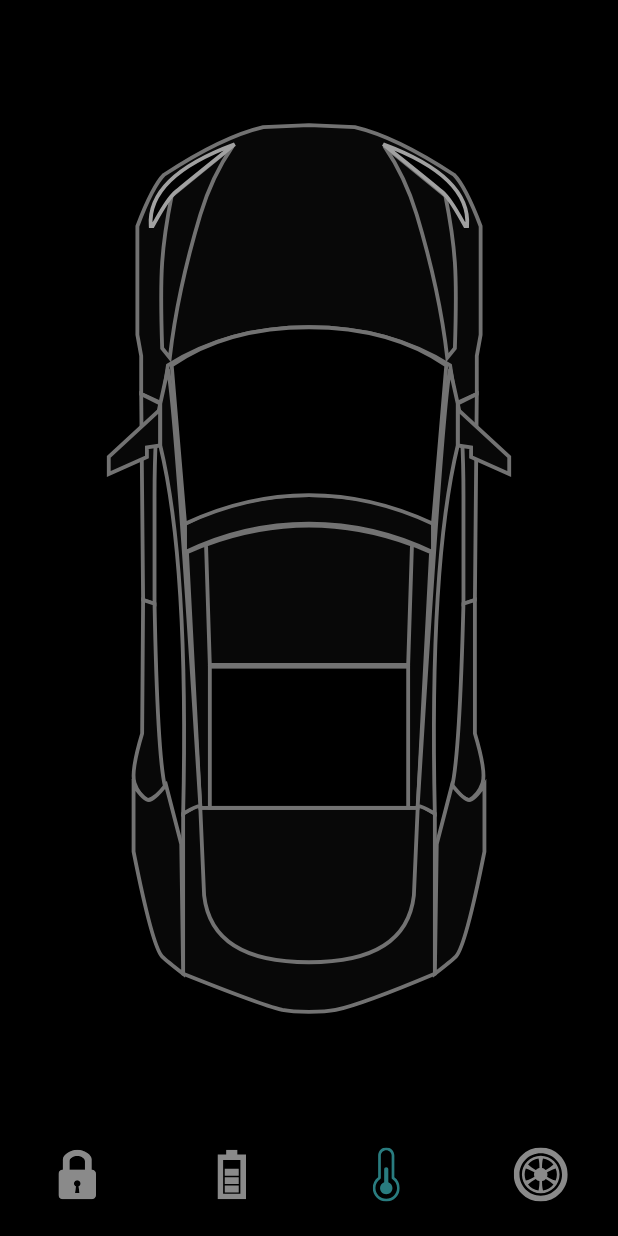
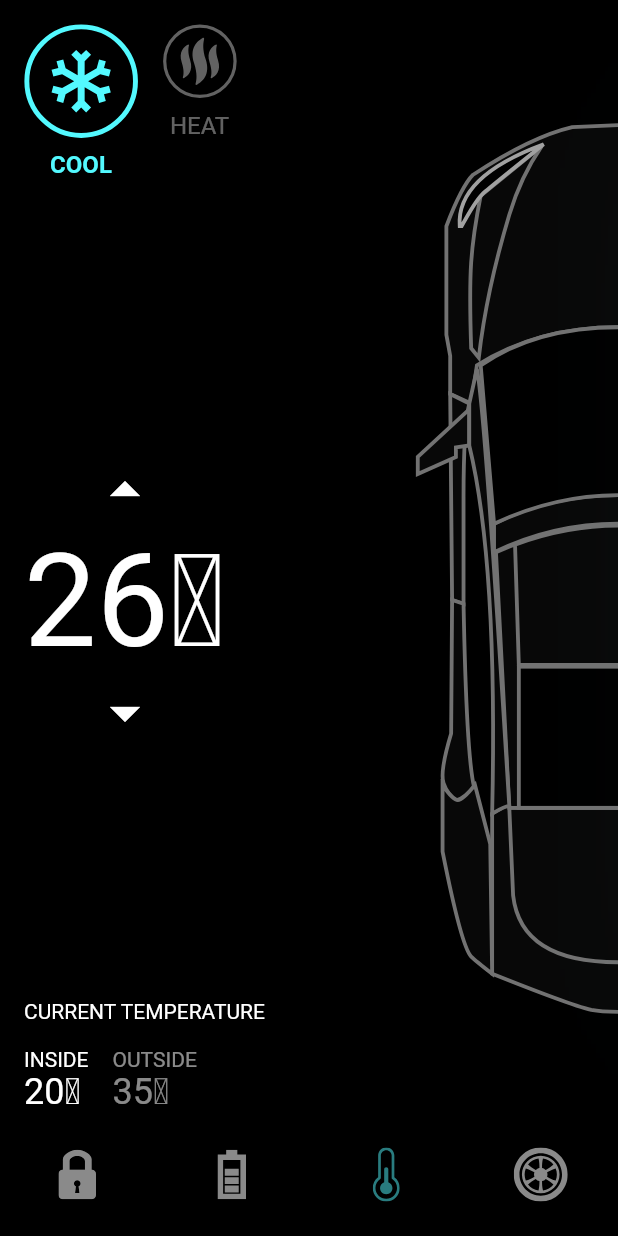
Before and after one commit to charanprasanth/Internet-Car, a Flutter app: the screen it shows after launch, item 3 of the bottom bar chosen, on a phone screen of 412 x 824 dp. Run offline on Flutter 3.47's test engine with Material 2 defaults, Android fonts, the phone set to English and light mode, and no system bars; our stand-ins replace flutter_svg.

Commit message:
part three

```diff
--- a/lib/home_controller.dart
+++ b/lib/home_controller.dart
@@ -13,6 +13,7 @@ class HomeController extends ChangeNotifier {
   bool isLeftDoorLock = true;
   bool isBonnetDoorLock = true;
   bool isTrunkDoorLock = true;
+  bool isCoolSelected = true;
 
   void updateRightDoorLock() {
     isRightDoorLock = !isRightDoorLock;
@@ -33,4 +34,9 @@ class HomeController extends ChangeNotifier {
     isTrunkDoorLock = !isTrunkDoorLock;
     notifyListeners();
   }
+
+  void updateSelectedTab(){
+    isCoolSelected = !isCoolSelected;
+    notifyListeners();
+  }
 }
--- /dev/null
+++ b/lib/screens/components/temp_details.dart
@@ -0,0 +1,107 @@
+import 'package:flutter/material.dart';
+import 'package:internet_car/screens/components/tmp_btn.dart';
+
+import '../../constanins.dart';
+import '../../home_controller.dart';
+
+class TempDetails extends StatelessWidget {
+  const TempDetails({
+    Key? key,
+    required HomeController homeController,
+  })  : _homeController = homeController,
+        super(key: key);
+
+  final HomeController _homeController;
+
+  @override
+  Widget build(BuildContext context) {
+    return Padding(
+      padding: const EdgeInsets.all(defaultPadding),
+      child: Column(
+        crossAxisAlignment: CrossAxisAlignment.start,
+        children: [
+          SizedBox(
+            height: 120,
+            child: Row(
+              children: [
+                TempBtn(
+                  isActive: _homeController.isCoolSelected,
+                  svgSrc: "assets/icons/coolShape.svg",
+                  title: "COOL",
+                  press: _homeController.updateSelectedTab,
+                ),
+                SizedBox(width: defaultPadding),
+                TempBtn(
+                  isActive: !_homeController.isCoolSelected,
+                  svgSrc: "assets/icons/heatShape.svg",
+                  title: "HEAT",
+                  activeColor: redColor,
+                  press: _homeController.updateSelectedTab,
+                ),
+              ],
+            ),
+          ),
+          Spacer(),
+          Column(
+            children: [
+              IconButton(
+                onPressed: () {},
+                padding: EdgeInsets.zero,
+                icon: Icon(
+                  Icons.arrow_drop_up,
+                  size: 48,
+                ),
+              ),
+              Text(
+                "26" + "\u2103",
+                style: TextStyle(fontSize: 86),
+              ),
+              IconButton(
+                onPressed: () {},
+                padding: EdgeInsets.zero,
+                icon: Icon(
+                  Icons.arrow_drop_down,
+                  size: 48,
+                ),
+              ),
+            ],
+          ),
+          Spacer(),
+          Text("CURRENT TEMPERATURE"),
+          SizedBox(height: defaultPadding),
+          Row(
+            children: [
+              Column(
+                crossAxisAlignment: CrossAxisAlignment.start,
+                children: [
+                  Text("INSIDE"),
+                  Text(
+                    "20" + "\u2103",
+                    style: Theme.of(context).textTheme.headline5,
+                  ),
+                ],
+              ),
+              SizedBox(width: defaultPadding),
+              Column(
+                crossAxisAlignment: CrossAxisAlignment.start,
+                children: [
+                  Text(
+                    "OUTSIDE",
+                    style: TextStyle(color: Colors.white54),
+                  ),
+                  Text(
+                    "35" + "\u2103",
+                    style: Theme.of(context)
+                        .textTheme
+                        .headline5!
+                        .copyWith(color: Colors.white54),
+                  ),
+                ],
+              ),
+            ],
+          ),
+        ],
+      ),
+    );
+  }
+}
--- /dev/null
+++ b/lib/screens/components/tmp_btn.dart
@@ -0,0 +1,51 @@
+import 'package:flutter/material.dart';
+import 'package:flutter_svg/svg.dart';
+
+import '../../constanins.dart';
+
+class TempBtn extends StatelessWidget {
+  const TempBtn({
+    Key? key,
+    required this.svgSrc,
+    required this.title,
+    required this.isActive,
+    required this.press,
+    this.activeColor = primaryColor,
+  }) : super(key: key);
+
+  final String svgSrc, title;
+  final bool isActive;
+  final VoidCallback press;
+  final Color activeColor;
+
+  @override
+  Widget build(BuildContext context) {
+    return GestureDetector(
+      onTap: press,
+      child: Column(
+        children: [
+          AnimatedContainer(
+            duration: Duration(milliseconds: 200),
+            curve: Curves.easeInOutBack,
+            width: isActive ? 76 : 50,
+            height: isActive ? 76 : 50,
+            child: SvgPicture.asset(
+              svgSrc,
+              color: isActive ? activeColor : Colors.white38,
+            ),
+          ),
+          SizedBox(height: defaultPadding / 2),
+          AnimatedDefaultTextStyle(
+            duration: Duration(milliseconds: 200),
+            style: TextStyle(
+              fontSize: 16,
+              color: isActive ? activeColor : Colors.white38,
+              fontWeight: isActive ? FontWeight.bold : FontWeight.normal,
+            ),
+            child: Text(title),
+          ),
+        ],
+      ),
+    );
+  }
+}
--- a/lib/screens/home_screen.dart
+++ b/lib/screens/home_screen.dart
@@ -6,6 +6,8 @@ import 'package:internet_car/home_controller.dart';
 import 'components/battery_status.dart';
 import 'components/door_lock.dart';
 import 'components/internet_car_bottom_navigation_bar.dart';
+import 'components/temp_details.dart';
+import 'components/tmp_btn.dart';
 
 class HomeScreen extends StatefulWidget {
   HomeScreen({Key? key}) : super(key: key);
@@ -14,13 +16,16 @@ class HomeScreen extends StatefulWidget {
   State<HomeScreen> createState() => _HomeScreenState();
 }
 
-class _HomeScreenState extends State<HomeScreen>
-    with SingleTickerProviderStateMixin {
+class _HomeScreenState extends State<HomeScreen> with TickerProviderStateMixin {
   final HomeController _homeController = HomeController();
 
   late AnimationController _batteryAnimationController;
   late Animation<double> _animationBattery;
   late Animation<double> _animationBatteryStatus;
+  late Animation<double> _animationCarShift;
+  late Animation<double> _animationTempShowInfo;
+  late Animation<double> _animationCoolGlow;
+  late AnimationController _tempAnimationController;
 
   void setupBatteryAnimation() {
     _batteryAnimationController = AnimationController(
@@ -39,23 +44,47 @@ class _HomeScreenState extends State<HomeScreen>
     );
   }
 
+  void setupTempAnimation() {
+    _tempAnimationController = AnimationController(
+      vsync: this,
+      duration: Duration(milliseconds: 1500),
+    );
+    _animationCarShift = CurvedAnimation(
+      parent: _tempAnimationController,
+      curve: Interval(0.2, 0.4),
+    );
+    _animationTempShowInfo = CurvedAnimation(
+      parent: _tempAnimationController,
+      curve: Interval(0.45, 0.65),
+    );
+    _animationCoolGlow = CurvedAnimation(
+      parent: _tempAnimationController,
+      curve: Interval(0.7, 1),
+    );
+  }
+
   @override
   void initState() {
     setupBatteryAnimation();
+    setupTempAnimation();
     super.initState();
   }
 
   @override
   void dispose() {
     _batteryAnimationController.dispose();
+    _tempAnimationController.dispose();
     super.dispose();
   }
 
   @override
   Widget build(BuildContext context) {
     return AnimatedBuilder(
-      animation:
-          Listenable.merge([_homeController, _batteryAnimationController]),
+      animation: Listenable.merge([
+        _homeController,
+        _batteryAnimationController,
+        _tempAnimationController
+      ]),
       builder: (context, _) {
         return Scaffold(
           bottomNavigationBar: TeslaBottomNavigationBar(
@@ -64,6 +93,12 @@ class _HomeScreenState extends State<HomeScreen>
                 _batteryAnimationController.forward();
               else if (_homeController.selectedBottomTab == 1 && index != 1)
                 _batteryAnimationController.reverse(from: 0.7);
+
+              if (index == 2)
+                _tempAnimationController.forward();
+              else if (_homeController.selectedBottomTab == 2 && index != 2)
+                _tempAnimationController.reverse(from: 0.4);
+
               _homeController.onBottomNavigationTabChange(index);
             },
             selectedTab: _homeController.selectedBottomTab,
@@ -74,12 +109,21 @@ class _HomeScreenState extends State<HomeScreen>
                 return Stack(
                   alignment: Alignment.center,
                   children: [
-                    Padding(
-                      padding: EdgeInsets.symmetric(
-                          vertical: constraints.maxHeight * 0.1),
-                      child: SvgPicture.asset(
-                        "assets/icons/Car.svg",
-                        width: double.infinity,
+                    SizedBox(
+                      height: constraints.maxHeight,
+                      width: constraints.maxWidth,
+                    ),
+                    Positioned(
+                      left: constraints.maxWidth / 2 * _animationCarShift.value,
+                      height: constraints.maxHeight,
+                      width: constraints.maxWidth,
+                      child: Padding(
+                        padding: EdgeInsets.symmetric(
+                            vertical: constraints.maxHeight * 0.1),
+                        child: SvgPicture.asset(
+                          "assets/icons/Car.svg",
+                          width: double.infinity,
+                        ),
                       ),
                     ),
                     AnimatedPositioned(
@@ -146,12 +190,37 @@ class _HomeScreenState extends State<HomeScreen>
                       ),
                     ),
                     Positioned(
-                      // top: 50 * (1 - _animationBatteryStatus.value),
                       height: constraints.maxHeight,
                       width: constraints.maxWidth,
                       child: Opacity(
                         opacity: _animationBatteryStatus.value,
                         child: BatteryStatus(constraints: constraints),
+                      ),
+                    ),
+                    Positioned(
+                      width: constraints.maxWidth,
+                      height: constraints.maxHeight,
+                      top: 60 * (1 - _animationTempShowInfo.value),
+                      child: Opacity(
+                        opacity: _animationTempShowInfo.value,
+                        child: TempDetails(homeController: _homeController),
+                      ),
+                    ),
+                    Positioned(
+                      right: -180 * (1 - _animationCoolGlow.value),
+                      child: AnimatedSwitcher(
+                        duration: defaultDuration,
+                        child: _homeController.isCoolSelected
+                            ? Image.asset(
+                                "assets/images/Cool_glow_2.png",
+                                key: UniqueKey(),
+                                width: 200,
+                              )
+                            : Image.asset(
+                                "assets/images/Hot_glow_4.png",
+                                key: UniqueKey(),
+                                width: 200,
+                              ),
                       ),
                     ),
                   ],
```
